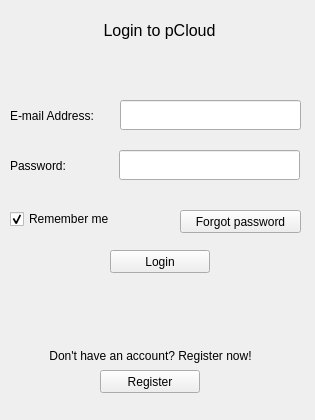
The window that pCloud/loginwindow.ui (pcloudcom/pfs-gui) describes before a commit, drawn with Qt 5.
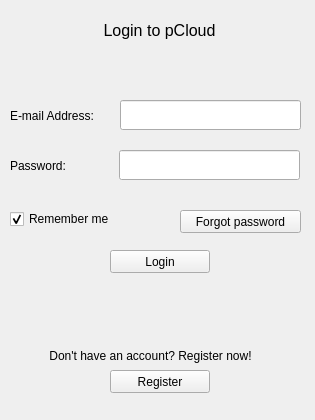
The same window after the commit.

Commit message: allign login and register buttons

The edit to the form file:
```diff
--- a/pCloud/loginwindow.ui
+++ b/pCloud/loginwindow.ui
@@ -140,7 +140,7 @@
    <widget class="QPushButton" name="registerButton">
     <property name="geometry">
      <rect>
-      <x>100</x>
+      <x>110</x>
       <y>370</y>
       <width>100</width>
       <height>23</height>
```
